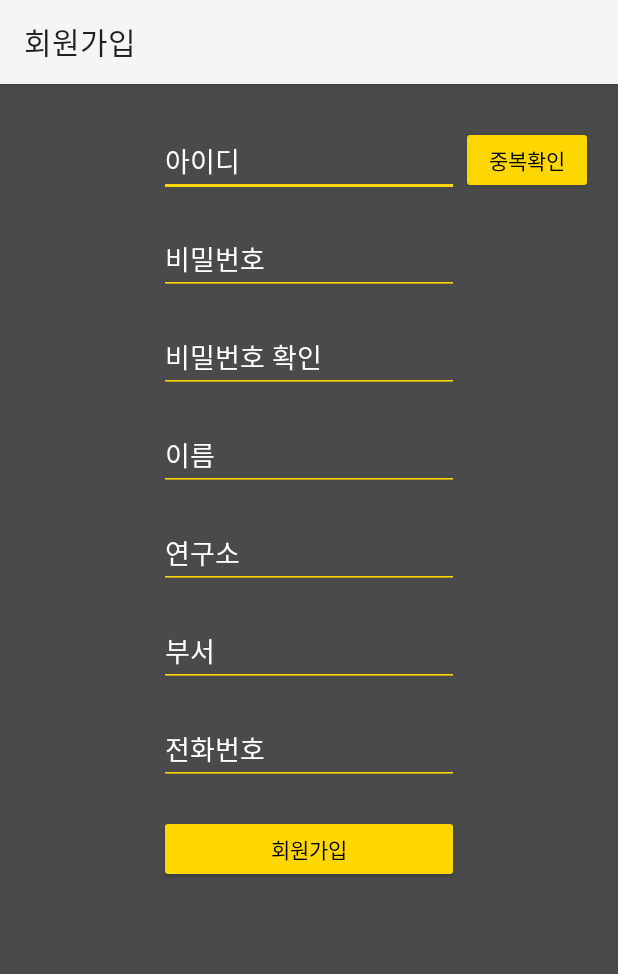
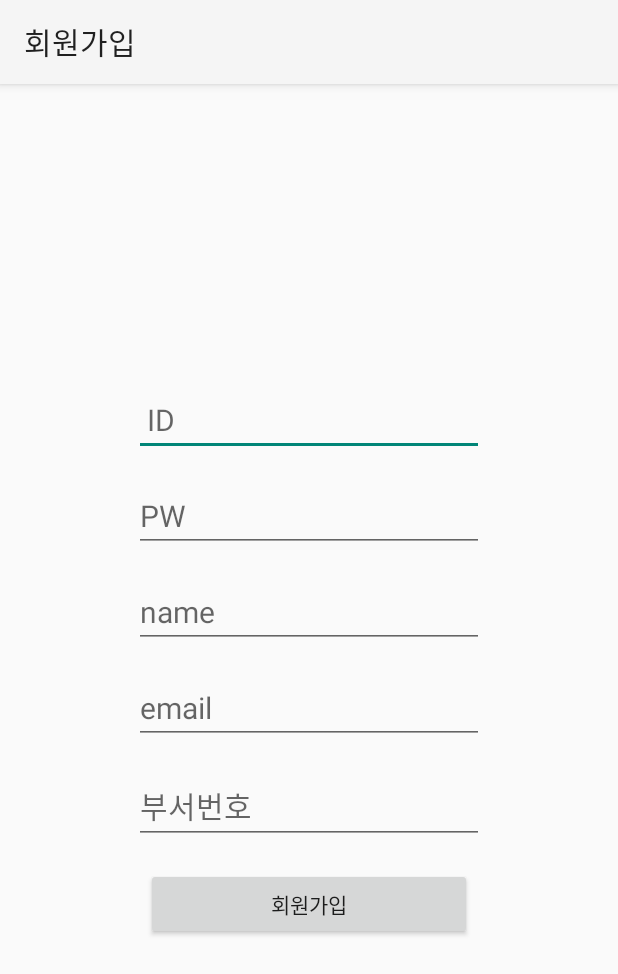
Before and after one commit to Gyubin-Han/MA-SafeLab, an Android app: the MainActivity8 screen opened directly, with no data from a screen before it, on a phone screen of 412 x 824 dp. Shown: the top 974 px of the screen. Run offline under Robolectric (Android 15) with nearby library versions, the phone set to English and light mode, and no system bars; 2 statements that could not run were skipped.

Commit message:
회원가입 화면

```diff
--- a/app/src/main/res/layout/activity_main8.xml
+++ b/app/src/main/res/layout/activity_main8.xml
@@ -4,133 +4,94 @@
     xmlns:tools="http://schemas.android.com/tools"
     android:layout_width="match_parent"
     android:layout_height="match_parent"
-    android:background="#B3000000">
+    tools:context=".MainActivity8">
 
     <EditText
-        app:backgroundTint="#ffd700"
-        android:textColor="@color/white"
-        android:textColorHint="#ffffff"
         android:id="@+id/et_id"
-        android:layout_width="200dp"
-        android:layout_height="45dp"
-        android:layout_marginTop="30dp"
+        android:layout_width="wrap_content"
+        android:layout_height="wrap_content"
+        android:layout_marginStart="8dp"
+        android:layout_marginTop="200dp"
+        android:layout_marginEnd="8dp"
         android:ems="10"
-        android:hint="아이디"
+        android:hint=" ID"
         android:inputType="textPersonName"
+        android:textSize="20sp"
         app:layout_constraintEnd_toEndOf="parent"
         app:layout_constraintStart_toStartOf="parent"
         app:layout_constraintTop_toTopOf="parent" />
 
     <EditText
-        app:backgroundTint="#ffd700"
-        android:textColor="@color/white"
-        android:textColorHint="#ffffff"
-        android:id="@+id/et_pass"
-        android:layout_width="200dp"
-        android:layout_height="45dp"
-        android:layout_marginTop="20dp"
+        android:id="@+id/et_pw"
+        android:layout_width="wrap_content"
+        android:layout_height="wrap_content"
+        android:layout_marginStart="8dp"
+        android:layout_marginTop="16dp"
+        android:layout_marginEnd="8dp"
         android:ems="10"
-        android:hint="비밀번호"
-        android:inputType="textPersonName"
+        android:hint="PW"
+        android:inputType="textPassword"
+        android:textSize="20sp"
         app:layout_constraintEnd_toEndOf="@+id/et_id"
         app:layout_constraintStart_toStartOf="@+id/et_id"
         app:layout_constraintTop_toBottomOf="@+id/et_id" />
-    <EditText
-        app:backgroundTint="#ffd700"
-        android:textColor="@color/white"
-        android:textColorHint="#ffffff"
-        android:id="@+id/et_passck"
-        android:layout_width="200dp"
-        android:layout_height="45dp"
-        android:layout_marginTop="20dp"
-        android:ems="10"
-        android:hint="비밀번호 확인"
-        android:inputType="textPersonName"
-        app:layout_constraintEnd_toEndOf="@+id/et_pass"
-        app:layout_constraintStart_toStartOf="@+id/et_pass"
-        app:layout_constraintTop_toBottomOf="@+id/et_pass" />
 
     <EditText
-        app:backgroundTint="#ffd700"
-        android:textColor="@color/white"
-        android:textColorHint="#ffffff"
         android:id="@+id/et_name"
-        android:layout_width="200dp"
-        android:layout_height="45dp"
-        android:layout_marginTop="20dp"
+        android:layout_width="wrap_content"
+        android:layout_height="wrap_content"
+        android:layout_marginStart="8dp"
+        android:layout_marginTop="16dp"
+        android:layout_marginEnd="8dp"
         android:ems="10"
-        android:hint="이름"
+        android:hint="name"
         android:inputType="textPersonName"
-        app:layout_constraintEnd_toEndOf="@+id/et_passck"
-        app:layout_constraintStart_toStartOf="@+id/et_passck"
-        app:layout_constraintTop_toBottomOf="@+id/et_passck" />
+        android:textSize="20sp"
+        app:layout_constraintEnd_toEndOf="@+id/et_pw"
+        app:layout_constraintStart_toStartOf="@+id/et_pw"
+        app:layout_constraintTop_toBottomOf="@+id/et_pw" />
 
     <EditText
-        app:backgroundTint="#ffd700"
-        android:textColor="@color/white"
-        android:textColorHint="#ffffff"
-        android:id="@+id/et_age"
-        android:layout_width="200dp"
-        android:layout_height="45dp"
-        android:layout_marginTop="20dp"
+        android:id="@+id/et_email"
+        android:layout_width="wrap_content"
+        android:layout_height="wrap_content"
+        android:layout_marginStart="8dp"
+        android:layout_marginTop="16dp"
+        android:layout_marginEnd="8dp"
         android:ems="10"
-        android:hint="연구소"
+        android:hint="email"
         android:inputType="textPersonName"
+        android:textSize="20sp"
         app:layout_constraintEnd_toEndOf="@+id/et_name"
         app:layout_constraintStart_toStartOf="@+id/et_name"
         app:layout_constraintTop_toBottomOf="@+id/et_name" />
+
     <EditText
-        app:backgroundTint="#ffd700"
-        android:textColor="@color/white"
-        android:textColorHint="#ffffff"
-        android:id="@+id/et_hak"
-        android:layout_width="200dp"
-        android:layout_height="45dp"
-        android:layout_marginTop="20dp"
+        android:id="@+id/et_depart"
+        android:layout_width="wrap_content"
+        android:layout_height="wrap_content"
+        android:layout_marginStart="8dp"
+        android:layout_marginTop="16dp"
+        android:layout_marginEnd="8dp"
         android:ems="10"
-        android:hint="부서"
-        android:inputType="textPersonName"
-        app:layout_constraintEnd_toEndOf="@+id/et_age"
-        app:layout_constraintStart_toStartOf="@+id/et_age"
-        app:layout_constraintTop_toBottomOf="@+id/et_age" />
-    <EditText
-        app:backgroundTint="#ffd700"
-        android:textColor="@color/white"
-        android:textColorHint="#ffffff"
-        android:id="@+id/et_maj"
-        android:layout_width="200dp"
-        android:layout_height="45dp"
-        android:layout_marginTop="20dp"
-        android:ems="10"
-        android:hint="전화번호"
-        android:inputType="textPersonName"
-        app:layout_constraintEnd_toEndOf="@+id/et_hak"
-        app:layout_constraintStart_toStartOf="@+id/et_hak"
-        app:layout_constraintTop_toBottomOf="@+id/et_hak" />
-
+        android:hint="부서번호"
+        android:inputType="number"
+        android:textSize="20sp"
+        app:layout_constraintEnd_toEndOf="@+id/et_email"
+        app:layout_constraintStart_toStartOf="@+id/et_email"
+        app:layout_constraintTop_toBottomOf="@+id/et_email" />
 
     <Button
-        android:id="@+id/btn1"
-        android:layout_width="200dp"
-        android:layout_height="45dp"
-        android:layout_marginTop="20dp"
+        android:id="@+id/btn_register"
+        android:layout_width="0dp"
+        android:layout_height="wrap_content"
+        android:layout_marginStart="8dp"
+        android:layout_marginTop="16dp"
+        android:layout_marginEnd="8dp"
         android:text="회원가입"
-        app:backgroundTint="#ffd700"
-        android:textColor="@color/black"
-        app:layout_constraintEnd_toEndOf="@+id/et_maj"
-        app:layout_constraintStart_toStartOf="@+id/et_maj"
-        app:layout_constraintTop_toBottomOf="@+id/et_maj" />
+        app:layout_constraintEnd_toEndOf="@+id/et_email"
+        app:layout_constraintHorizontal_bias="0.0"
+        app:layout_constraintStart_toStartOf="@+id/et_email"
+        app:layout_constraintTop_toBottomOf="@+id/et_depart" />
 
-    <Button
-        android:id="@+id/validateButton"
-        android:layout_width="wrap_content"
-        android:layout_height="45dp"
-        android:layout_marginTop="28dp"
-        android:text="중복확인"
-        app:backgroundTint="#ffd700"
-        android:textColor="@color/black"
-        app:layout_constraintEnd_toEndOf="parent"
-        app:layout_constraintHorizontal_bias="0.058"
-        app:layout_constraintStart_toEndOf="@+id/et_id"
-        app:layout_constraintTop_toTopOf="parent" />
 </androidx.constraintlayout.widget.ConstraintLayout>
```
